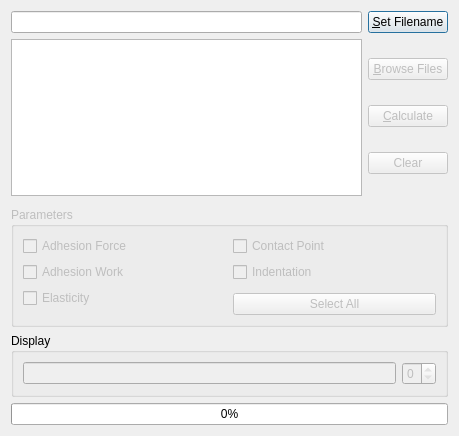
The window that ui/batch_dialog.ui (knipe1/oes-spa) describes before a commit, drawn with Qt 5.
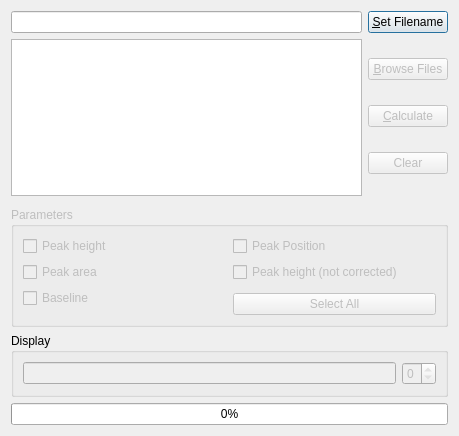
The same window after the commit. Icons and pictures are not drawn.

The edit to the form file:
```diff
--- a/ui/batch_dialog.ui
+++ b/ui/batch_dialog.ui
@@ -104,21 +104,21 @@
         <item>
          <widget class="QCheckBox" name="adhforce">
           <property name="text">
-           <string>Adhesion Force</string>
+           <string>Peak height</string>
           </property>
          </widget>
         </item>
         <item>
          <widget class="QCheckBox" name="adhwork">
           <property name="text">
-           <string>Adhesion Work</string>
+           <string>Peak area</string>
           </property>
          </widget>
         </item>
         <item>
          <widget class="QCheckBox" name="elasticity">
           <property name="text">
-           <string>Elasticity</string>
+           <string>Baseline</string>
           </property>
          </widget>
         </item>
@@ -142,14 +142,14 @@
         <item>
          <widget class="QCheckBox" name="contact">
           <property name="text">
-           <string>Contact Point</string>
+           <string>Peak Position</string>
           </property>
          </widget>
         </item>
         <item>
          <widget class="QCheckBox" name="indent">
           <property name="text">
-           <string>Indentation</string>
+           <string>Peak height (not corrected)</string>
           </property>
          </widget>
         </item>
```
Left out of the diff: 20 changed lines with no effect on the pictures.
